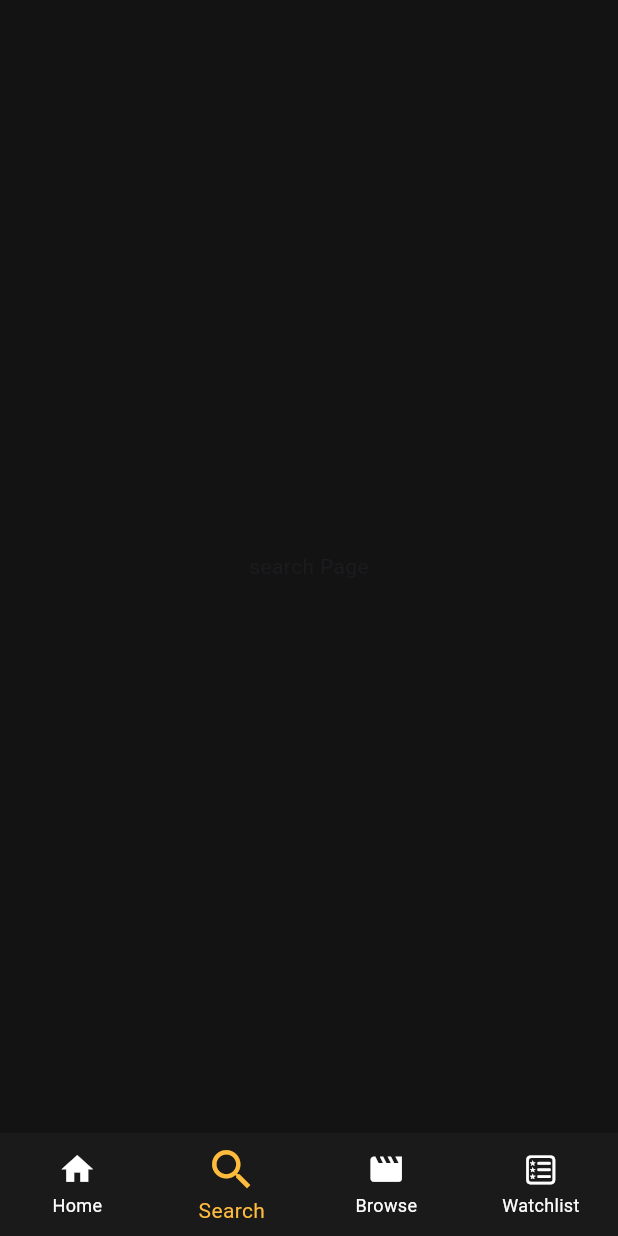
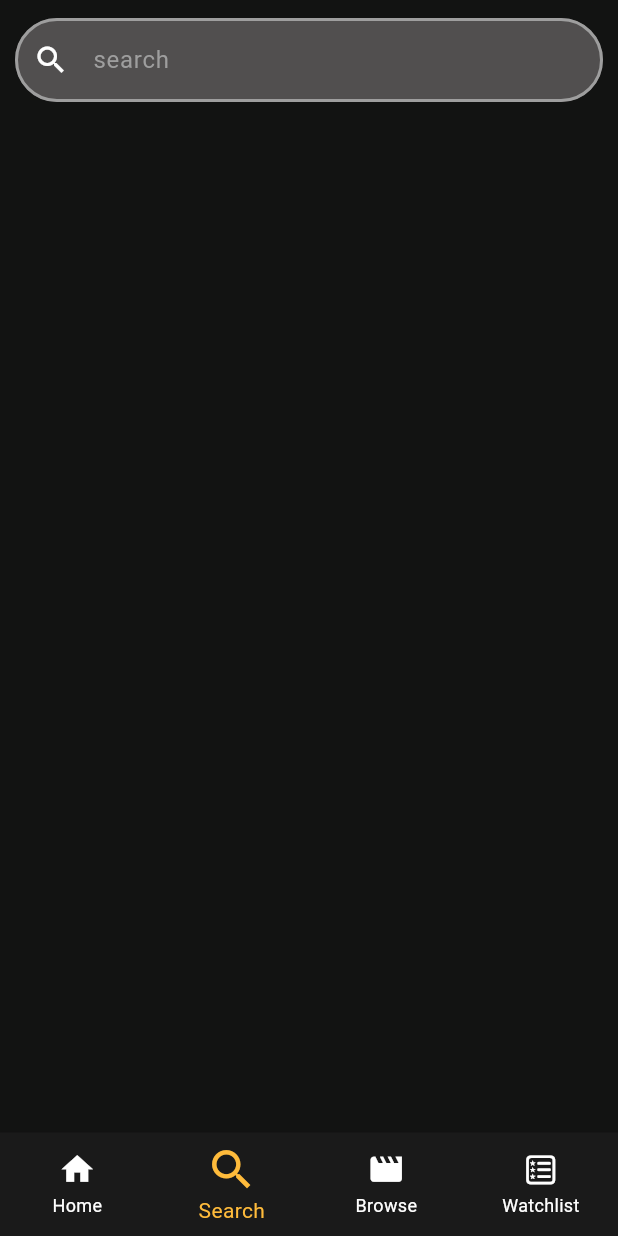
Before and after one commit to MuhammedZain15/Movies_app, a Flutter app: the screen it shows after launch, item 2 of the bottom bar chosen, on a phone screen of 412 x 824 dp. Run offline on Flutter 3.47's test engine with Material 3 defaults, Android fonts, the phone set to English and light mode, and no system bars; our stand-ins replace carousel_slider.

Commit message:
Home page ui search page ui

```diff
--- a/lib/moduls/search/pages/search_page.dart
+++ b/lib/moduls/search/pages/search_page.dart
@@ -1,12 +1,55 @@
 import 'package:flutter/material.dart';
+
 
 class SearchPage extends StatelessWidget {
   const SearchPage({super.key});
 
   @override
   Widget build(BuildContext context) {
-    return Container(
-      child: Center(child: Text("search Page")),
+    return SafeArea(
+      child: Column(
+        children: [
+          Container(
+            margin: EdgeInsets.symmetric(horizontal: 10, vertical: 12),
+            /*height: 100,*/
+            child: TextFormField(
+              onChanged: (String? value) {},
+              style: TextStyle(
+                color: Colors.white,
+              ),
+              decoration: InputDecoration(
+                focusedBorder: OutlineInputBorder(
+                  borderSide: BorderSide(
+                    color: Colors.grey,
+                    width: 2,
+                  ),
+                  borderRadius: BorderRadius.circular(30),
+                ),
+                filled: true,
+                fillColor: Color.fromRGBO(81, 79, 79, 1.0),
+                enabledBorder: OutlineInputBorder(
+                  borderSide: BorderSide(
+                    color: Colors.grey,
+                    width: 2,
+                  ),
+                  borderRadius: BorderRadius.circular(30),
+                ),
+                enabled: true,
+                prefixIcon: Icon(
+                  Icons.search,
+                  color: Colors.white,
+                  size: 24,
+                ),
+                hintText: 'search',
+                hintStyle: TextStyle(
+                  color: Colors.grey,
+                ),
+              ),
+            ),
+          ),
+
+        ],
+      ),
     );
   }
 }
```
Also changed, not shown: lib/moduls/home/pages/item_photo_widget.dart (+5 -9 lines).
